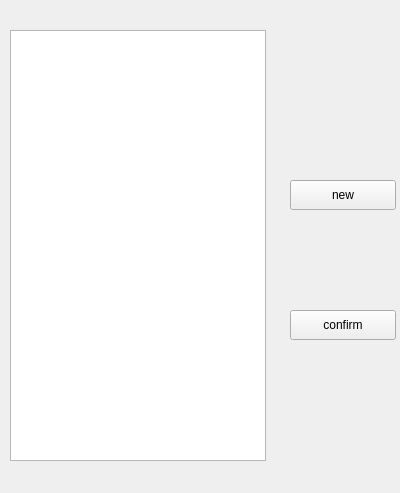
Above: Client/front_end/changegroup.ui from Sjeary/OnPointLinkProgram before the change. Below: the same form after it.
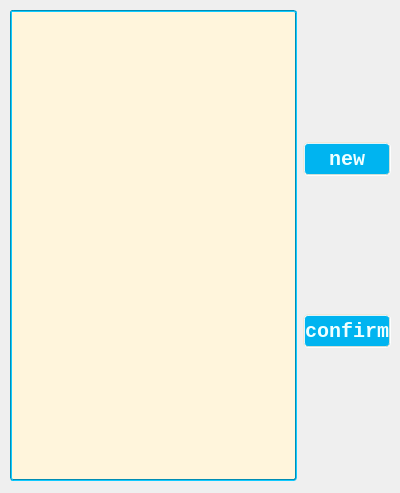
That is the form after the change. Icons and pictures are not drawn.

What changed in the file:
```diff
--- a/Client/front_end/changegroup.ui
+++ b/Client/front_end/changegroup.ui
@@ -13,41 +13,277 @@
   <property name="windowTitle">
    <string>Form</string>
   </property>
-  <widget class="QTableWidget" name="tableWidget_changegroup">
+  <property name="styleSheet">
+   <string notr="true">
+QWidget
+{
+    /*背景色，蓝到淡黄渐变*/
+    /*渐变色:rgba中最后一值为透明度,0_255&lt;-&gt;完全透明_不透明*/
+    background-color: qradialgradient(cx:0.25, cy:0.25, radius:0.75, fx:0.618 fy:0.618,
+                                        stop:0 rgba(20,150,220,240),
+                                        stop:1 rgba(255,245,220,240));
+}
+
+#login
+{
+    /*宽高*/
+    width: 800px;
+    height: 500px;
+}
+
+#label_picture
+{
+    /*背景图片，注意格式*/
+    border-image:url(:/res/background-images/login1.jpg) 4 4 4 4 strech strech;
+    /*为logo采用特殊字体*/
+    font-family: Chiller;
+    font-size: 80px;
+    font-weight:bold;
+}
+
+
+#pushButton_Login
+{
+    font-family:LiSu;
+}
+
+
+QComboBox
+{
+    /*背景，淡黄*/
+    background: rgb(255,245,220);
+    /*边框，蓝绿*/
+    border-color: rgb(0,140,180);
+    border-style: groove;
+    border-radius: 3px;
+    border-width: 2px;
+    /*前景/字体*/
+    color: black;
+    font-family: consolas;
+    font-size: 24px;
+    /*内边距*/
+    padding-top: 2px;
+    padding-left: 2px;
+    /*宽高*/
+    height: 30px;
+}
+/*下拉框格式*/
+QComboBox QAbstractItemView
+{
+    /*背景，淡黄*/
+    background: rgb(255,245,220);
+    /*前景/字体*/
+    color: black;
+    font-family: consolas;
+    font-size: 24px;
+    /*内边距*/
+    padding-top: 2px;
+    padding-left: 2px;
+    /*宽高*/
+    height: 30px;
+}
+/*选中效果*/
+QComboBox:on
+{
+    padding-top: 3px;
+    padding-left: 4px;
+}
+/*下拉箭头容器*/
+QComboBox::drop-down
+{
+    width: 32px;
+    height: 32px;
+}
+
+/*下拉箭头*/
+QComboBox::down-arrow
+{
+    image: url(:/res/icons/xiala.png);
+}
+/*下拉箭头选中效果*/
+QComboBox::down-arrow:on
+{
+    image: url(:/res/icons/shangla.png);
+}
+
+
+QCheckBox
+{
+    /*前景/字体*/
+    color: black;
+    font-family: consolas;
+    font-size: 24px;
+    /*内边距*/
+    padding-left:5px;
+}
+
+/*按钮*/
+QPushButton,QRadioButton
+{
+    /*背景，偏深蓝*/
+    background-color: rgb(0,180,240);
+    /*边框,淡黄*/
+    border-color: rgba(240,230,210,220);
+    border-radius: 5px;
+    border-style: groove;
+    border-width: 2px;
+    /*前景/字体，淡蓝*/
+    color: rgb(240,255,255);
+    font-family: consolas;
+    font-size: 20px;
+    font-weight:bold;
+    /*内边距*/
+    /*宽高*/
+    height:30px;
+}
+
+/*悬停时，背景变为淡蓝色，字体变为白色*/
+QRadioButton:hover,QPushButton:hover
+{
+    background-color: rgb(100,180,250);
+    color: white;
+}
+
+/*按下时，背景变为蓝绿色，显示边框效果*/
+QPushButton:pressed,QRadioButton:pressed
+{
+    /*背景*/
+    background-color: rgb(0,140,180);
+    /*边框*/
+    border-style: inset;
+    /*前景/字体*/
+    color: white;
+    /*内边距*/
+    padding-left:2px;
+    padding-top:2px;
+}
+
+
+QLabel
+{
+    font-family: consolas;
+    font-size: 24px;
+    font-weight:bold;
+    /*设置QLabel字体为居中*/
+    qproperty-alignment:AlignCenter;
+}
+
+
+QLineEdit,QTableWidget
+{
+    /*背景，淡黄*/
+    background: rgb(255,245,220);
+    /*选中背景，蓝色*/
+    selection-background-color: rgb(10, 140, 220);
+    /*边框，蓝绿*/
+    border-color: rgb(0,140,180);
+    border-style: groove;
+    border-radius: 3px;
+    border-width: 2px;
+    /*前景/字体*/
+    color: black;
+    font-family: consolas;
+    font-size: 24px;
+    /*宽高*/
+    height: 30px;
+}
+</string>
+  </property>
+  <widget class="QWidget" name="">
    <property name="geometry">
     <rect>
      <x>10</x>
-     <y>30</y>
-     <width>256</width>
-     <height>431</height>
+     <y>10</y>
+     <width>381</width>
+     <height>471</height>
     </rect>
    </property>
-  </widget>
-  <widget class="QPushButton" name="pushButton_confirm">
-   <property name="geometry">
-    <rect>
-     <x>290</x>
-     <y>310</y>
-     <width>106</width>
-     <height>30</height>
-    </rect>
-   </property>
-   <property name="text">
-    <string>confirm</string>
-   </property>
-  </widget>
-  <widget class="QPushButton" name="pushButton_new">
-   <property name="geometry">
-    <rect>
-     <x>290</x>
-     <y>180</y>
-     <width>106</width>
-     <height>30</height>
-    </rect>
-   </property>
-   <property name="text">
-    <string>new</string>
-   </property>
+   <layout class="QHBoxLayout" name="horizontalLayout">
+    <item>
+     <widget class="QTableWidget" name="tableWidget_changegroup"/>
+    </item>
+    <item>
+     <layout class="QVBoxLayout" name="verticalLayout">
+      <property name="leftMargin">
+       <number>0</number>
+      </property>
+      <item>
+       <spacer name="verticalSpacer">
+        <property name="orientation">
+         <enum>Qt::Vertical</enum>
+        </property>
+        <property name="sizeType">
+         <enum>QSizePolicy::Fixed</enum>
+        </property>
+        <property name="sizeHint" stdset="0">
+         <size>
+          <width>20</width>
+          <height>40</height>
+         </size>
+        </property>
+       </spacer>
+      </item>
+      <item>
+       <widget class="QPushButton" name="pushButton_new">
+        <property name="minimumSize">
+         <size>
+          <width>85</width>
+          <height>30</height>
+         </size>
+        </property>
+        <property name="text">
+         <string>new</string>
+        </property>
+       </widget>
+      </item>
+      <item>
+       <spacer name="verticalSpacer_2">
+        <property name="orientation">
+         <enum>Qt::Vertical</enum>
+        </property>
+        <property name="sizeType">
+         <enum>QSizePolicy::Minimum</enum>
+        </property>
+        <property name="sizeHint" stdset="0">
+         <size>
+          <width>20</width>
+          <height>40</height>
+         </size>
+        </property>
+       </spacer>
+      </item>
+      <item>
+       <widget class="QPushButton" name="pushButton_confirm">
+        <property name="minimumSize">
+         <size>
+          <width>85</width>
+          <height>30</height>
+         </size>
+        </property>
+        <property name="text">
+         <string>confirm</string>
+        </property>
+       </widget>
+      </item>
+      <item>
+       <spacer name="verticalSpacer_3">
+        <property name="orientation">
+         <enum>Qt::Vertical</enum>
+        </property>
+        <property name="sizeType">
+         <enum>QSizePolicy::Fixed</enum>
+        </property>
+        <property name="sizeHint" stdset="0">
+         <size>
+          <width>20</width>
+          <height>40</height>
+         </size>
+        </property>
+       </spacer>
+      </item>
+     </layout>
+    </item>
+   </layout>
   </widget>
  </widget>
  <resources/>
```
